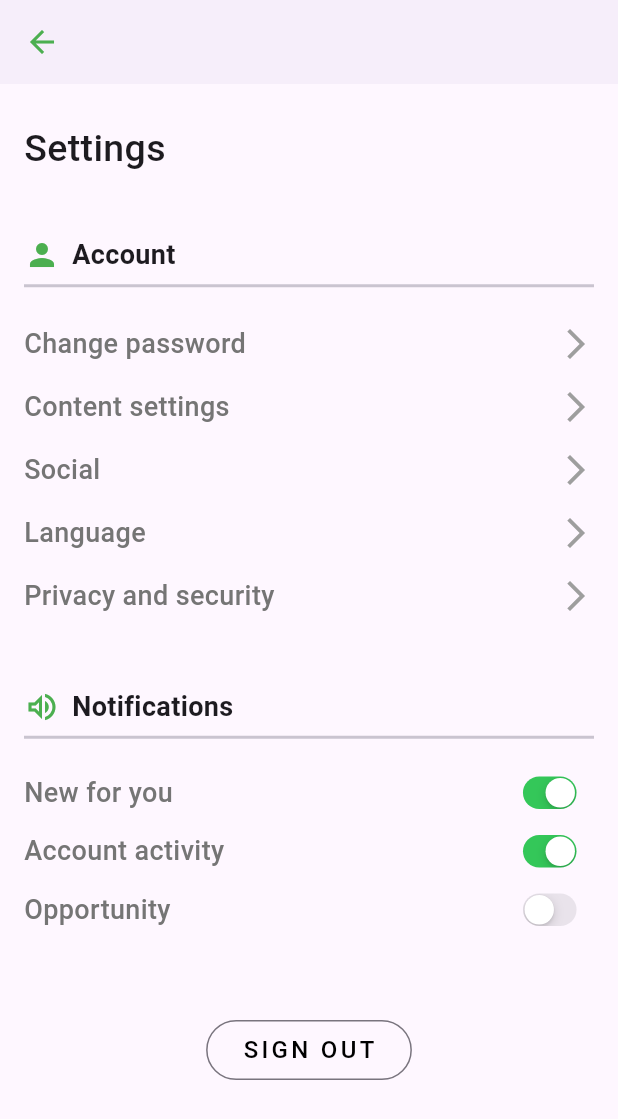
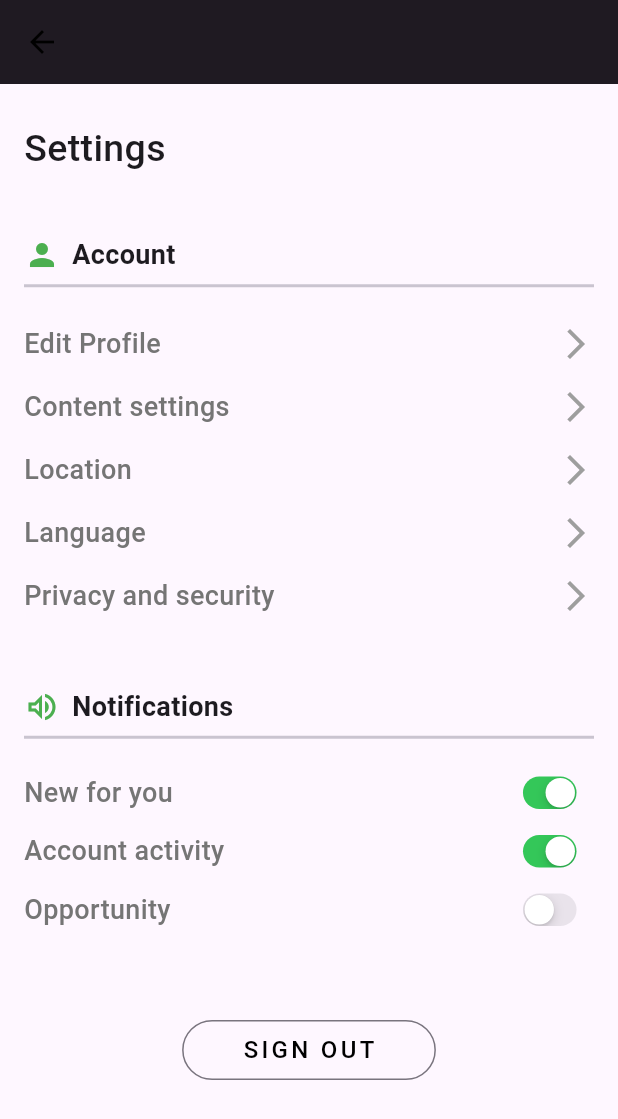
Before and after one commit to AlthafNazeel/R.A.V.E.N, a Flutter app: the SettingsPage screen opened by its route, on a phone screen of 412 x 824 dp. Shown: the top 1119 px of the screen. Run offline on Flutter 3.47's test engine with Material 3 defaults, Android fonts, the light colour scheme and no system bars; our stand-ins replace cloud_firestore, firebase_core, firebase_messaging, firebase_storage, get, pie_chart and 1 more; accounts and stored records are empty.

Commit message:
edit profile

```diff
--- a/raven_frontend/lib/Pages/Notifications.dart
+++ b/raven_frontend/lib/Pages/Notifications.dart
@@ -1,6 +1,6 @@
 import 'package:firebase_messaging/firebase_messaging.dart';
 import 'package:flutter/material.dart';
-import 'package:raven_frontend/Pages/Navbar/navigation_bloc.dart';
+
 import 'package:raven_frontend/api/firebase_api.dart';
 import 'package:intl/intl.dart';
 import 'package:raven_frontend/main.dart';
--- a/raven_frontend/lib/Pages/SettingsPage.dart
+++ b/raven_frontend/lib/Pages/SettingsPage.dart
@@ -11,7 +11,7 @@ class _SettingsPageState extends State<SettingsPage> {
   Widget build(BuildContext context) {
     return Scaffold(
       appBar: AppBar(
-        backgroundColor: Theme.of(context).scaffoldBackgroundColor,
+        backgroundColor: Color.fromARGB(255, 27, 23, 27),
         elevation: 1,
         leading: IconButton(
           onPressed: () {
@@ -19,7 +19,7 @@ class _SettingsPageState extends State<SettingsPage> {
           },
           icon: Icon(
             Icons.arrow_back,
-            color: Colors.green,
+            color: const Color.fromARGB(255, 0, 0, 0),
           ),
         ),
       ),
@@ -38,7 +38,7 @@ class _SettingsPageState extends State<SettingsPage> {
               children: [
                 Icon(
                   Icons.person,
-                  color: Colors.green,
+                  color: Color.fromRGBO(76, 175, 80, 1),
                 ),
                 SizedBox(
                   width: 8,
@@ -56,9 +56,9 @@ class _SettingsPageState extends State<SettingsPage> {
             SizedBox(
               height: 10,
             ),
-            buildAccountOptionRow(context, "Change password"),
+            buildAccountOptionRow(context, "Edit Profile"),
             buildAccountOptionRow(context, "Content settings"),
-            buildAccountOptionRow(context, "Social"),
+            buildAccountOptionRow(context, "Location"),
             buildAccountOptionRow(context, "Language"),
             buildAccountOptionRow(context, "Privacy and security"),
             SizedBox(
@@ -94,13 +94,25 @@ class _SettingsPageState extends State<SettingsPage> {
             ),
             Center(
               child: OutlinedButton(
-                padding: EdgeInsets.symmetric(horizontal: 40),
-                shape: RoundedRectangleBorder(
-                    borderRadius: BorderRadius.circular(20)),
+                style: ButtonStyle(
+                  padding: MaterialStateProperty.all<EdgeInsets>(
+                    EdgeInsets.symmetric(horizontal: 40),
+                  ),
+                  shape: MaterialStateProperty.all<OutlinedBorder>(
+                    RoundedRectangleBorder(
+                      borderRadius: BorderRadius.circular(20),
+                    ),
+                  ),
+                ),
                 onPressed: () {},
-                child: Text("SIGN OUT",
-                    style: TextStyle(
-                        fontSize: 16, letterSpacing: 2.2, color: Colors.black)),
+                child: Text(
+                  "SIGN OUT",
+                  style: TextStyle(
+                    fontSize: 16,
+                    letterSpacing: 2.2,
+                    color: Colors.black,
+                  ),
+                ),
               ),
             )
           ],
@@ -147,7 +159,7 @@ class _SettingsPageState extends State<SettingsPage> {
                   ],
                 ),
                 actions: [
-                  FlatButton(
+                  TextButton(
                       onPressed: () {
                         Navigator.of(context).pop();
                       },
```
